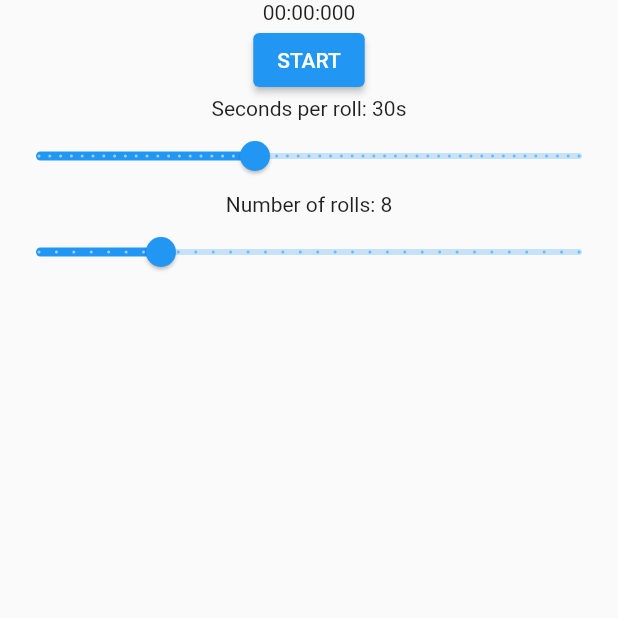
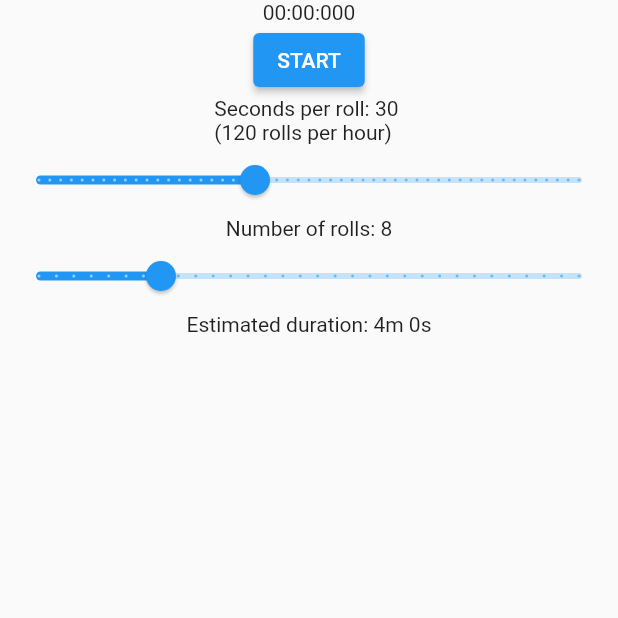
Before and after one commit to G-Tang2/sushi-stopwatch, a Flutter app: the screen it shows after launch, on a phone screen of 412 x 824 dp, the top half of it. Run offline on Flutter 3.47's test engine with Material 2 defaults, Android fonts, the phone set to English and light mode, and no system bars; our stand-ins replace audioplayers.

Commit message:
Display extra information such as rolls per hour and estimated duration

```diff
--- a/lib/page/stopwatch_page.dart
+++ b/lib/page/stopwatch_page.dart
@@ -161,6 +161,12 @@ class _StopwatchPageState extends State<StopWatchPage> {
 
   Widget buildConfigFields() {
     final isCompleted = _duration.inMilliseconds == 0;
+    double estimatedTime = _secondsPerRoll * _numberOfRolls;
+    final duration = Duration(seconds: estimatedTime.round());
+    final minutes = duration.inMinutes;
+    final seconds = duration.inSeconds % 60;
+    final rollsPerHour = (60 * 60 / _secondsPerRoll).round();
+
     return Column(
         mainAxisAlignment: MainAxisAlignment.center,
         children: <Widget>[
@@ -168,7 +174,7 @@ class _StopwatchPageState extends State<StopWatchPage> {
               ? Column(children: <Widget>[
                   sliderWithText(
                       displayText:
-                          'Seconds per roll: ${_secondsPerRoll.round()}s',
+                          'Seconds per roll: ${_secondsPerRoll.round()} \n($rollsPerHour rolls per hour)',
                       value: _secondsPerRoll,
                       min: 10,
                       max: 60,
@@ -179,6 +185,7 @@ class _StopwatchPageState extends State<StopWatchPage> {
                       min: 1,
                       max: 32,
                       callback: updateNumberOfRolls),
+                  Text('Estimated duration: ${minutes}m ${seconds}s'),
                 ])
               : Column(children: <Widget>[
                   Text('Seconds per roll: ${_secondsPerRoll.round()}s'),
```
